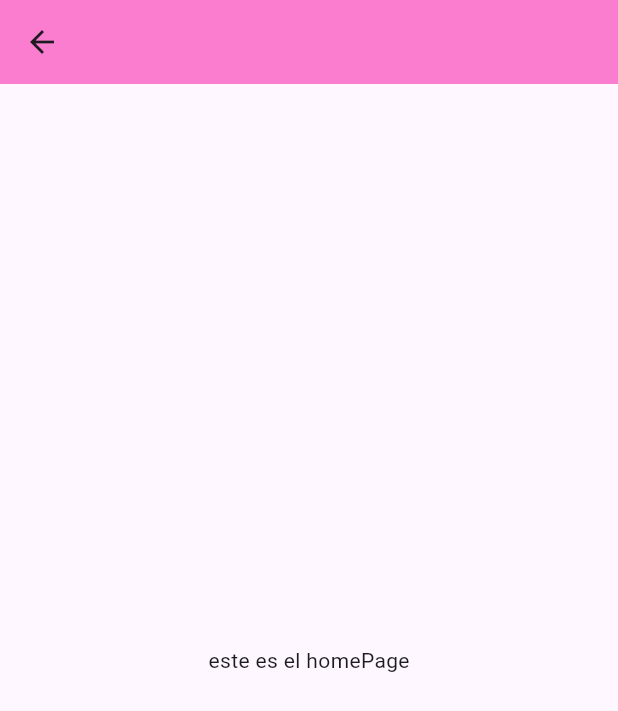
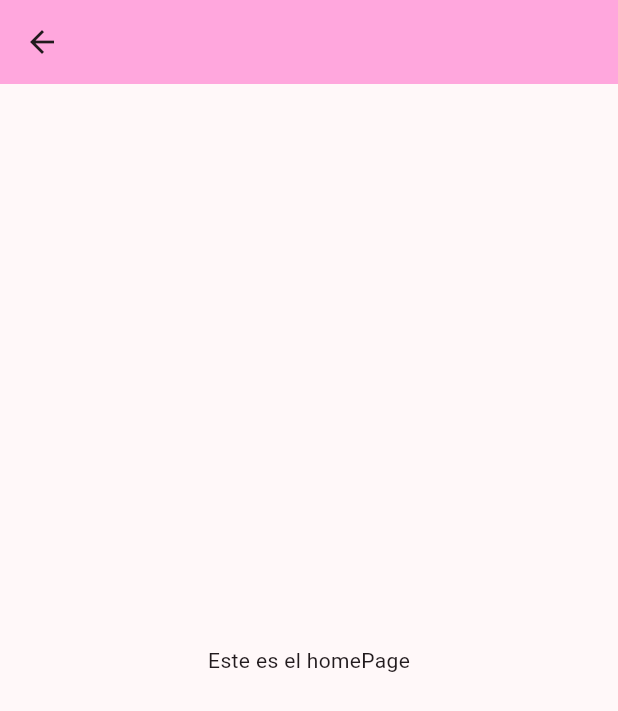
Before and after one commit to Carlos19men/App_movile_conocete, a Flutter app: the Home screen opened directly, on a phone screen of 412 x 824 dp. Shown: the top 711 px of the screen. Run offline on Flutter 3.47's test engine with Material 3 defaults, Android fonts, the phone set to English and light mode, and no system bars.

Commit message:
colores y llevar a la página del home

```diff
--- a/conocete/lib/ui/pages/home/Home.dart
+++ b/conocete/lib/ui/pages/home/Home.dart
@@ -1,15 +1,17 @@
 import 'package:flutter/material.dart';
 
 class Home extends StatelessWidget {
+  const Home({super.key});
+
   @override
   Widget build(BuildContext context) {
     // TODO: implement build
     return Scaffold(
       appBar: AppBar(
-        backgroundColor: Color.fromARGB(255, 250, 125, 208),
+        backgroundColor: const Color.fromARGB(255, 255, 167, 221),
       ),
-      body: Center(
-        child: Text('este es el homePage'),
+      body: const Center(
+        child: Text('Este es el homePage'),
       ),
     );
   }
```
Also changed, not shown: conocete/lib/main.dart (+12 -3 lines).
